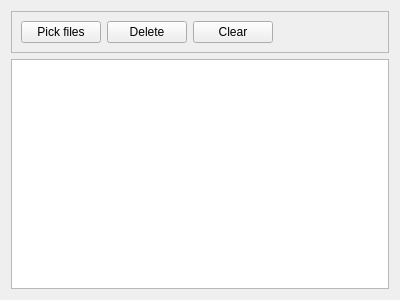
First picture: the form in code/src/main/resources/base/ui/filemanager.ui, repository felixdittrich92/mission-uncuttable, before the edit.
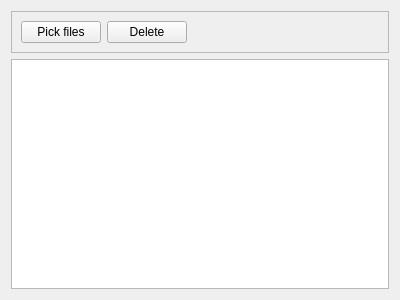
Second picture: the form after the edit.

Commit message: #160 delete clear button

The edit to the form file:
```diff
--- a/code/src/main/resources/base/ui/filemanager.ui
+++ b/code/src/main/resources/base/ui/filemanager.ui
@@ -40,13 +40,6 @@
         </property>
        </widget>
       </item>
-      <item>
-       <widget class="QPushButton" name="pushButton_3">
-        <property name="text">
-         <string>Clear</string>
-        </property>
-       </widget>
-      </item>
       <item>
        <spacer name="horizontalSpacer">
         <property name="orientation">
```
The commit also changes 4 other files.
